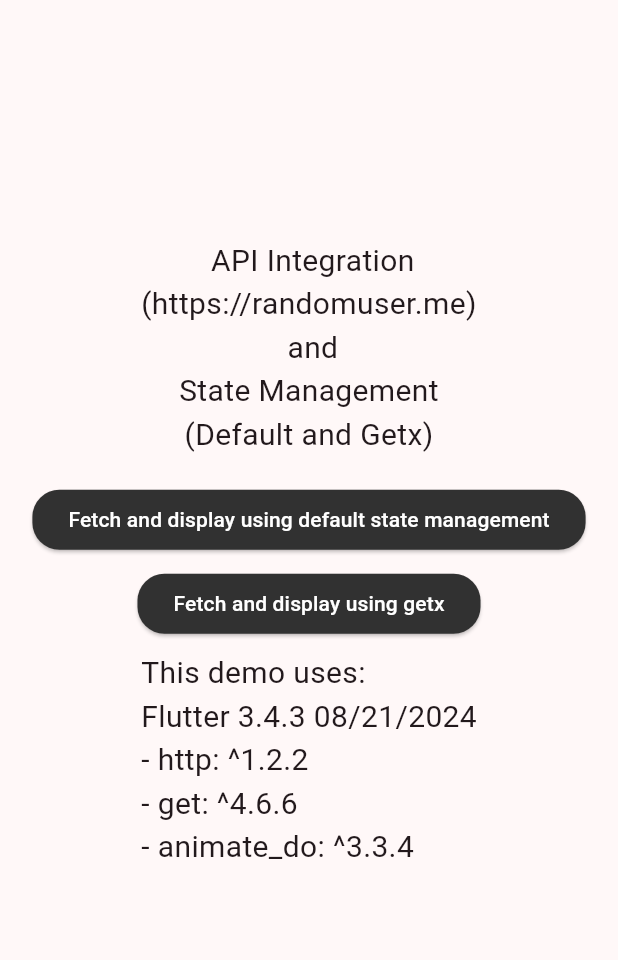
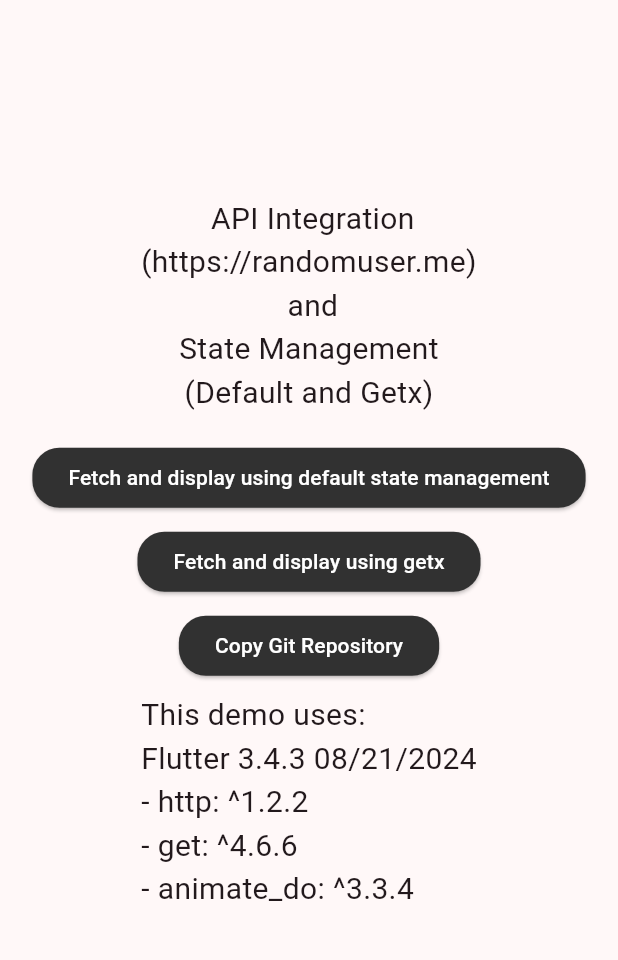
Before and after one commit to jaloLagunoy2/random_user_generator, a Flutter app: the screen it shows after launch, on a phone screen of 412 x 824 dp, the part 84-1044 px from its top. Run offline on Flutter 3.47's test engine with Material 3 defaults, Android fonts, the phone set to English and light mode, and no system bars; our stand-ins replace animate_do, get.

Commit message:
hotfix(initial): add readme details and git repo link

```diff
--- a/lib/main.dart
+++ b/lib/main.dart
@@ -1,8 +1,10 @@
 import 'package:flutter/material.dart';
+import 'package:flutter/services.dart';
 import 'package:get/get.dart';
 import 'package:random_user_generator/profile.dart/ui_user_profile.dart';
 import 'package:random_user_generator/request_handler.dart';
 import 'package:random_user_generator/user_profile/user_profile_ui.dart';
+import 'package:random_user_generator/utils/utils.dart';
 
 void main() {
   runApp(const MyApp());
@@ -87,6 +89,25 @@ class _MyHomePageState extends State<MyHomePage> {
               child: const Text('Fetch and display using getx'),
             ),
             const SizedBox(height: 8),
+            ElevatedButton(
+              onPressed: () async {
+                  Clipboard.setData(const ClipboardData(text: gitRepoLink)); // Copies the text to clipboard
+        ScaffoldMessenger.of(context).showSnackBar(
+          const SnackBar(content: Text('Copied to Clipboard!')),
+        );
+              },
+              style: ButtonStyle(
+                backgroundColor: WidgetStateProperty.all(
+                    const Color.fromARGB(255, 49, 49, 49)),
+                foregroundColor: WidgetStateProperty.all(Colors.white),
+                shape: WidgetStateProperty.all(
+                  RoundedRectangleBorder(
+                      borderRadius: BorderRadius.circular(18.0)),
+                ),
+              ),
+              child: const Text('Copy Git Repository'),
+            ),
+            const SizedBox(height: 8),
             const Text(
               'This demo uses:\n'
               'Flutter 3.4.3 08/21/2024\n'
--- /dev/null
+++ b/lib/utils/utils.dart
@@ -0,0 +1 @@
+const gitRepoLink = 'https://github.com/jaloLagunoy2/random_user_generator.git';
--- a/pubspec.yaml
+++ b/pubspec.yaml
@@ -20,7 +20,7 @@ publish_to: 'none' # Remove this line if you wish to publish to pub.dev
 # https://developer.apple.com/library/archive/documentation/General/Reference/InfoPlistKeyReference/Articles/CoreFoundationKeys.html
 # In Windows, build-name is used as the major, minor, and patch parts
 # of the product and file versions while build-number is used as the build suffix.
-version: 1.0.0+2
+version: 1.0.0+3
 
 environment:
   sdk: '>=3.4.3 <4.0.0'
```
Also changed, not shown: 1 other file.
